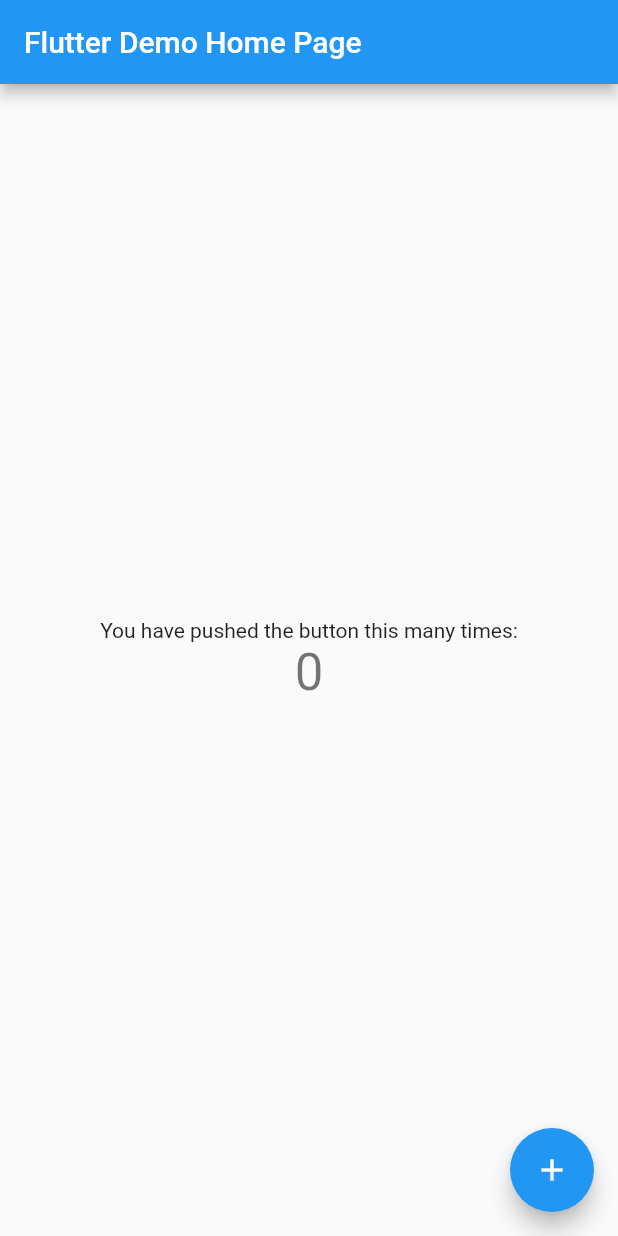
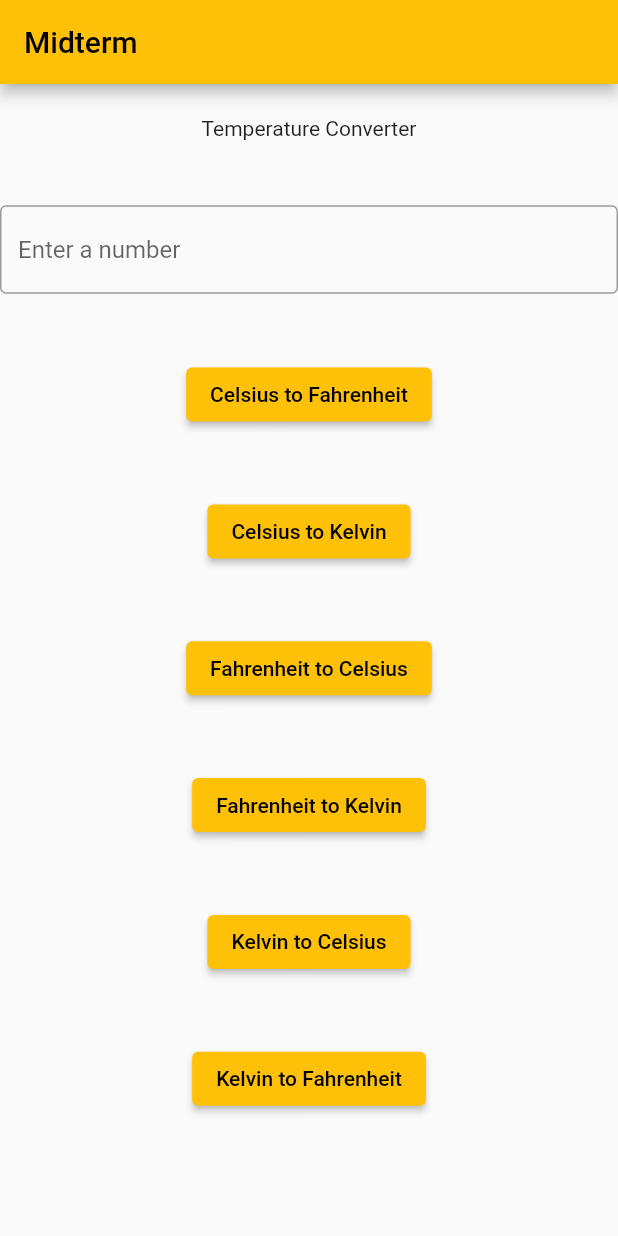
Before and after one commit to PhurichaN/midterm_630710668, a Flutter app: the screen it shows after launch, on a phone screen of 412 x 824 dp. Run offline on Flutter 3.47's test engine with Material 2 defaults, Android fonts, the phone set to English and light mode, and no system bars.

Commit message:
ส่งงาน

```diff
--- a/lib/main.dart
+++ b/lib/main.dart
@@ -1,9 +1,9 @@
 import 'package:flutter/material.dart';
+import 'package:midterm_630710668/tem_page/converter.dart';
 
 void main() {
   runApp(const MyApp());
 }
-
 class MyApp extends StatelessWidget {
   const MyApp({Key? key}) : super(key: key);
 
@@ -13,103 +13,10 @@
     return MaterialApp(
       title: 'hello Flutter Demo',
       theme: ThemeData(
-        // This is the theme of your application.
-        //
-        // Try running your application with "flutter run". You'll see the
-        // application has a blue toolbar. Then, without quitting the app, try
-        // changing the primarySwatch below to Colors.green and then invoke
-        // "hot reload" (press "r" in the console where you ran "flutter run",
-        // or simply save your changes to "hot reload" in a Flutter IDE).
-        // Notice that the counter didn't reset back to zero; the application
-        // is not restarted.
-        primarySwatch: Colors.blue,
+
+        primarySwatch: Colors.amber,
       ),
-      home: const MyHomePage(title: 'Flutter Demo Home Page'),
+      home: TemperPage(),
     );
   }
 }
-
-class MyHomePage extends StatefulWidget {
-  const MyHomePage({Key? key, required this.title}) : super(key: key);
-
-  // This widget is the home page of your application. It is stateful, meaning
-  // that it has a State object (defined below) that contains fields that affect
-  // how it looks.
-
-  // This class is the configuration for the state. It holds the values (in this
-  // case the title) provided by the parent (in this case the App widget) and
-  // used by the build method of the State. Fields in a Widget subclass are
-  // always marked "final".
-
-  final String title;
-
-  @override
-  State<MyHomePage> createState() => _MyHomePageState();
-}
-
-class _MyHomePageState extends State<MyHomePage> {
-  int _counter = 0;
-
-  void _incrementCounter() {
-    setState(() {
-      // This call to setState tells the Flutter framework that something has
-      // changed in this State, which causes it to rerun the build method below
-      // so that the display can reflect the updated values. If we changed
-      // _counter without calling setState(), then the build method would not be
-      // called again, and so nothing would appear to happen.
-      _counter++;
-    });
-  }
-
-  @override
-  Widget build(BuildContext context) {
-    // This method is rerun every time setState is called, for instance as done
-    // by the _incrementCounter method above.
-    //
-    // The Flutter framework has been optimized to make rerunning build methods
-    // fast, so that you can just rebuild anything that needs updating rather
-    // than having to individually change instances of widgets.
-    return Scaffold(
-      appBar: AppBar(
-        // Here we take the value from the MyHomePage object that was created by
-        // the App.build method, and use it to set our appbar title.
-        title: Text(widget.title),
-      ),
-      body: Center(
-        // Center is a layout widget. It takes a single child and positions it
-        // in the middle of the parent.
-        child: Column(
-          // Column is also a layout widget. It takes a list of children and
-          // arranges them vertically. By default, it sizes itself to fit its
-          // children horizontally, and tries to be as tall as its parent.
-          //
-          // Invoke "debug painting" (press "p" in the console, choose the
-          // "Toggle Debug Paint" action from the Flutter Inspector in Android
-          // Studio, or the "Toggle Debug Paint" command in Visual Studio Code)
-          // to see the wireframe for each widget.
-          //
-          // Column has various properties to control how it sizes itself and
-          // how it positions its children. Here we use mainAxisAlignment to
-          // center the children vertically; the main axis here is the vertical
-          // axis because Columns are vertical (the cross axis would be
-          // horizontal).
-          mainAxisAlignment: MainAxisAlignment.center,
-          children: <Widget>[
-            const Text(
-              'You have pushed the button this many times:',
-            ),
-            Text(
-              '$_counter',
-              style: Theme.of(context).textTheme.headline4,
-            ),
-          ],
-        ),
-      ),
-      floatingActionButton: FloatingActionButton(
-        onPressed: _incrementCounter,
-        tooltip: 'Increment',
-        child: const Icon(Icons.add),
-      ), // This trailing comma makes auto-formatting nicer for build methods.
-    );
-  }
-}
--- /dev/null
+++ b/lib/tem_page/converter.dart
@@ -0,0 +1,165 @@
+import 'package:flutter/material.dart';
+
+class TemperPage extends StatefulWidget {
+  @override
+  State<TemperPage> createState() => _Temperater();
+}
+
+//--------------
+class _Temperater extends State<TemperPage> {
+  final _controller = TextEditingController();
+
+  var _feedback = '';
+  var ans = 0.0;
+
+//-------------
+  void ClickCeltoFah() {
+    var Num = double.tryParse(_controller.text);
+    if (Num == null) {
+      setState(() {
+        _feedback = 'Please enter a value to convert.';
+      });
+    } else if (Num == 0) {
+      //เช็คค่าที่ไม่ใช่ตัวเลข
+    } else {
+      ans = Num * 1.8 + 32;
+      setState(() {
+        _feedback = '$Num Celsius = $ans Fahrenheit';
+      });
+    }
+  }
+
+  void ClickCeltoKel() {
+    var Num = double.tryParse(_controller.text);
+    if (Num == null) {
+      setState(() {
+        _feedback = 'Please enter a value to convert.';
+      });
+    } else if (Num == 0) {
+      //เช็คค่าที่ไม่ใช่ตัวเลข
+    } else {
+      ans = Num + 273.15;
+      setState(() {
+        _feedback = '$Num Celsius = $ans Kelvin';
+      });
+    }
+  }
+
+  void ClickFahtoCal() {
+    var Num = double.tryParse(_controller.text);
+    if (Num == null) {
+      setState(() {
+        _feedback = 'Please enter a value to convert.';
+      });
+    } else if (Num == 0) {
+      //เช็คค่าที่ไม่ใช่ตัวเลข
+    } else {
+      ans = (Num - 32) / 1.8;
+      setState(() {
+        _feedback = '$Num Fahrenheit = $ans Celsius';
+      });
+    }
+  }
+
+  void ClickFahtoKel() {
+    var Num = double.tryParse(_controller.text);
+    if (Num == null) {
+      setState(() {
+        _feedback = 'Please enter a value to convert.';
+      });
+    } else if (Num == 0) {
+      //เช็คค่าที่ไม่ใช่ตัวเลข
+    } else {
+      ans = (Num + 459.67) * 1.8;
+      setState(() {
+        _feedback = '$Num Fahrenheit = $ans Kelvin';
+      });
+    }
+  }
+
+  void ClickKeltoCal() {
+    var Num = double.tryParse(_controller.text);
+    if (Num == null) {
+      setState(() {
+        _feedback = 'Please enter a value to convert.';
+      });
+    } else if (Num == 0) {
+      //เช็คค่าที่ไม่ใช่ตัวเลข
+    } else {
+      ans = Num - 273.15;
+      setState(() {
+        _feedback = '$Num Kelvin = $ans Celsius';
+      });
+    }
+  }
+
+  void ClickKeltoFah() {
+    var Num = double.tryParse(_controller.text);
+    if (Num == null) {
+      setState(() {
+        _feedback = 'Please enter a value to convert.';
+      });
+    } else if (Num == 0) {
+      //เช็คค่าที่ไม่ใช่ตัวเลข
+    } else {
+      ans = (Num * 1.8) - 459.67;
+      setState(() {
+        _feedback = '$Num Kelvin = $ans Fahrenheit';
+      });
+    }
+  }
+
+  @override
+  Widget build(BuildContext context) {
+    return Scaffold(
+      appBar: AppBar(
+        title: const Text('Midterm'),
+      ),
+      body: Column(
+        mainAxisAlignment: MainAxisAlignment.spaceAround,
+        children: [
+          const Text('Temperature Converter'),
+          TextField(
+            //controller: TextEditingController(),
+            controller: _controller,
+            decoration: const InputDecoration(
+              border: OutlineInputBorder(),
+              hintText: 'Enter a number',
+            ),
+          ),
+          ElevatedButton(
+            //ชื่อเมธอดที่จะส่งค่าไป
+            onPressed: ClickCeltoFah,
+            child: const Text('Celsius to Fahrenheit'),
+          ),
+          ElevatedButton(
+            //ชื่อเมธอดที่จะส่งค่าไป
+            onPressed: ClickCeltoKel,
+            child: const Text('Celsius to Kelvin'),
+          ),
+          ElevatedButton(
+            //ชื่อเมธอดที่จะส่งค่าไป
+            onPressed: ClickFahtoCal,
+            child: const Text('Fahrenheit to Celsius'),
+          ),
+          ElevatedButton(
+            //ชื่อเมธอดที่จะส่งค่าไป
+            onPressed: ClickFahtoKel,
+            child: const Text('Fahrenheit to Kelvin'),
+          ),
+          ElevatedButton(
+            //ชื่อเมธอดที่จะส่งค่าไป
+            onPressed: ClickKeltoCal,
+            child: const Text('Kelvin to Celsius'),
+          ),
+          ElevatedButton(
+            //ชื่อเมธอดที่จะส่งค่าไป
+            onPressed: ClickKeltoFah,
+            child: const Text('Kelvin to Fahrenheit'),
+          ),
+          Text(_feedback),
+        ],
+      ),
+    );
+  }
+}
```
